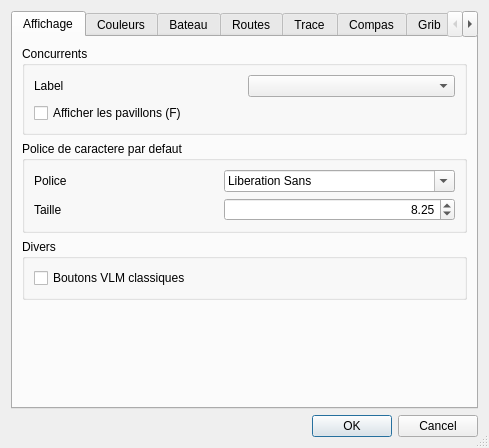
Old version of the form src/Ui/paramVLM.ui in the repository nohal/qtVlm.
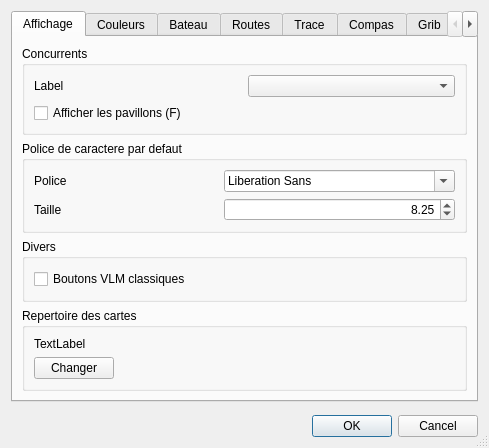
New version of the form. Icons and pictures are not drawn.

```diff
--- a/src/Ui/paramVLM.ui
+++ b/src/Ui/paramVLM.ui
@@ -134,17 +134,50 @@
         </widget>
        </item>
        <item>
-        <spacer name="verticalSpacer_5">
-         <property name="orientation">
-          <enum>Qt::Vertical</enum>
+        <widget class="QGroupBox" name="groupBox_15">
+         <property name="title">
+          <string>Repertoire des cartes</string>
          </property>
-         <property name="sizeHint" stdset="0">
-          <size>
-           <width>20</width>
-           <height>40</height>
-          </size>
-         </property>
-        </spacer>
+         <layout class="QVBoxLayout" name="verticalLayout_17">
+          <item>
+           <widget class="QLabel" name="mapsFolder">
+            <property name="sizePolicy">
+             <sizepolicy hsizetype="Preferred" vsizetype="Preferred">
+              <horstretch>0</horstretch>
+              <verstretch>0</verstretch>
+             </sizepolicy>
+            </property>
+            <property name="text">
+             <string>TextLabel</string>
+            </property>
+           </widget>
+          </item>
+          <item>
+           <layout class="QHBoxLayout" name="horizontalLayout_6">
+            <item>
+             <widget class="QPushButton" name="pushButton_7">
+              <property name="text">
+               <string>Changer</string>
+              </property>
+             </widget>
+            </item>
+            <item>
+             <spacer name="horizontalSpacer_2">
+              <property name="orientation">
+               <enum>Qt::Horizontal</enum>
+              </property>
+              <property name="sizeHint" stdset="0">
+               <size>
+                <width>40</width>
+                <height>20</height>
+               </size>
+              </property>
+             </spacer>
+            </item>
+           </layout>
+          </item>
+         </layout>
+        </widget>
        </item>
       </layout>
      </widget>
@@ -1215,6 +1248,19 @@
      </widget>
     </widget>
    </item>
+   <item>
+    <spacer name="verticalSpacer_5">
+     <property name="orientation">
+      <enum>Qt::Vertical</enum>
+     </property>
+     <property name="sizeHint" stdset="0">
+      <size>
+       <width>20</width>
+       <height>40</height>
+      </size>
+     </property>
+    </spacer>
+   </item>
    <item>
     <widget class="QDialogButtonBox" name="buttonBox">
      <property name="orientation">
```
Left out of the diff: 67 changed lines with no effect on the pictures.
